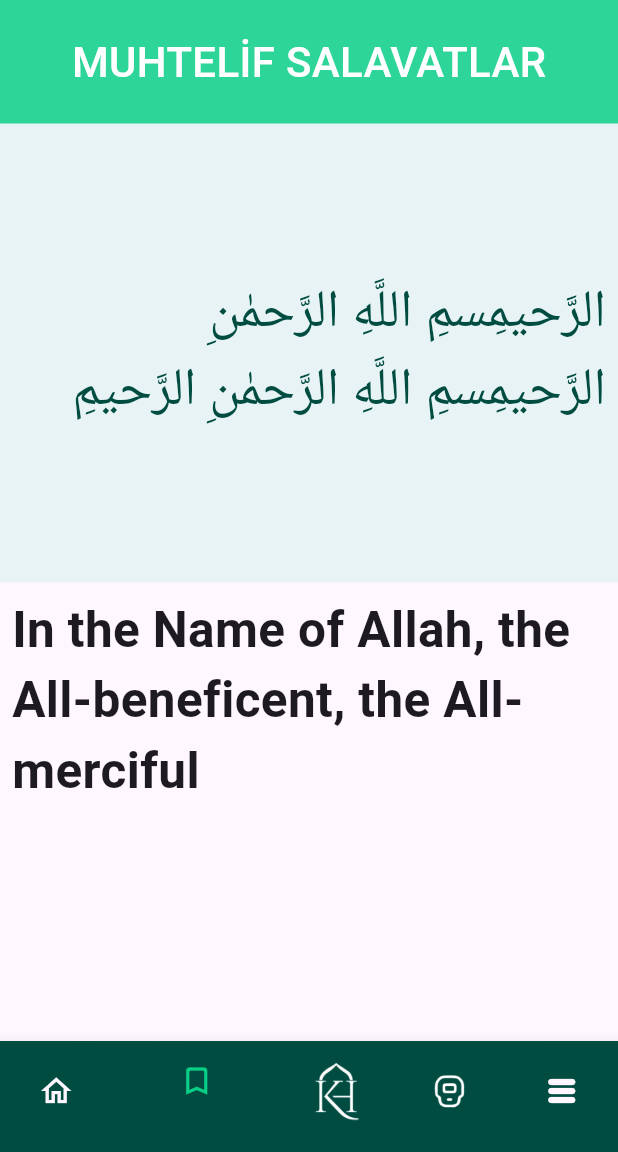
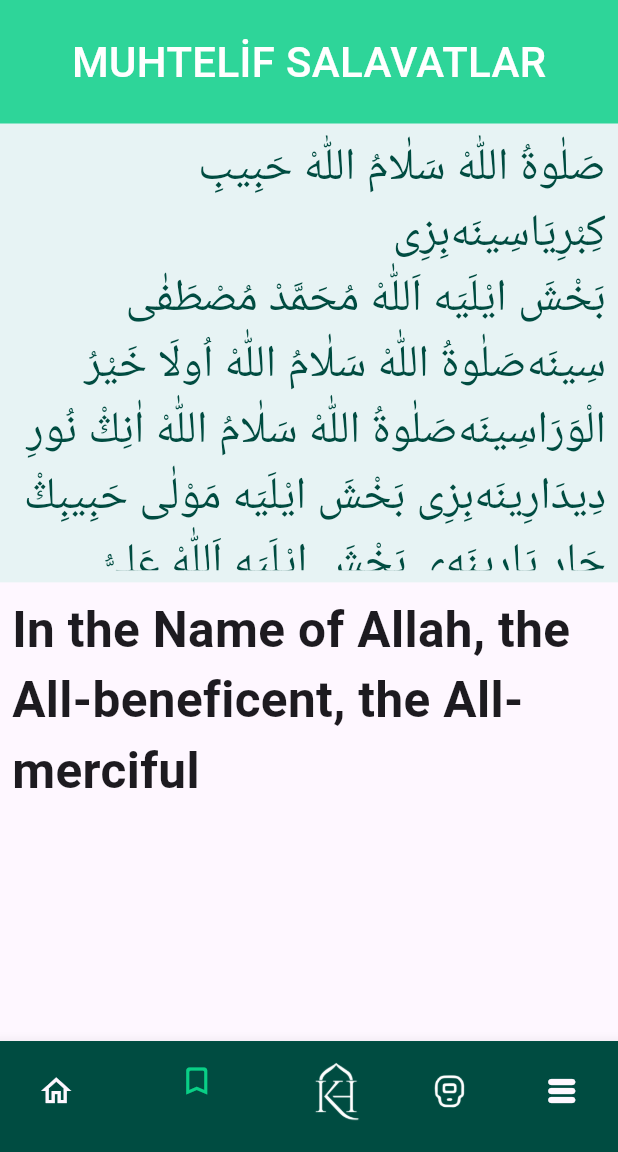
Before and after one commit to Nasiefnasi/Ak-Group, a Flutter app: the screen it shows after launch, item 2 of the bottom bar chosen, on a phone screen of 412 x 824 dp, the part 84-1236 px from its top. Run offline on Flutter 3.47's test engine with Material 3 defaults, Android fonts, the phone set to English and light mode, and no system bars; Roboto replaces fonts that are missing (arabicf).

Commit message:
Ui changes

```diff
--- a/lib/main.dart
+++ b/lib/main.dart
@@ -8,6 +8,7 @@ import 'package:ak/view/bottemNavBar.dart';
 import 'package:ak/view/counterpage.dart';
 import 'package:ak/view/imageandicons.dart';
 import 'package:ak/view/secondPage.dart';
+import 'package:ak/view/splashpage.dart';
 import 'package:flutter/material.dart';
 import 'package:provider/provider.dart';
 
@@ -28,7 +29,7 @@ class MyApp extends StatelessWidget {
       ],
       child: const MaterialApp(
         debugShowCheckedModeBanner: false,
-        home: BottomBar(),
+        home: Splash(),
       ),
     );
   }
--- a/lib/view/imageandicons.dart
+++ b/lib/view/imageandicons.dart
@@ -4,7 +4,7 @@ import 'package:flutter/material.dart';
 
 class Imageicons extends ChangeNotifier {
   final splashimage = Image.asset(
-    "image/Splash-01.png",
+    "image/SplashpageBG-01.png",
     fit: BoxFit.cover,
   );
   dynamic imagess = Image.asset(
--- a/lib/view/readingpageLast.dart
+++ b/lib/view/readingpageLast.dart
@@ -1,4 +1,4 @@
-// ignore_for_file: file_names
+// ignore_for_file: file_names, avoid_unnecessary_containers
 
 import 'package:ak/core.dart';
 import 'package:flutter/material.dart';
@@ -57,10 +57,10 @@ class ReadPageLast extends StatelessWidget {
               child: Padding(
                 padding: EdgeInsets.all(8.0),
                 child: Text(
-                  " الرَّحيمِسمِ اللَّهِ الرَّحمٰنِ الرَّحيمِسمِ اللَّهِ الرَّحمٰنِ الرَّحيمِ",
+                  "صَلٰوةُ اللّٰهْ سَلٰامُ اللّٰهْ حَبِيبِ كِبْرِيَاسِينَەبِزِی\n بَخْشَ ايْلَيَە اَللّٰهْ مُحَمَّدْ مُصْطَفٰی سِينَەصَلٰوةُ اللّٰهْ سَلٰامُ اللّٰهْ اُولَا خَيْرُ الْوَرَاسِينَەصَلٰوةُ اللّٰهْ سَلٰامُ اللّٰهْ اٰنِڭْ نُورِ دِيدَارِينَەبِزِی بَخْشَ ايْلَيَە مَوْلٰی حَبِيبِڭْ چَارِ يَارِينَەی بَخْشَ ايْلَيَە اَللّٰهْ عَلِيُّ الْمُرْتَضَاسِينَەةُ اللّٰهْ سَلٰامُ اللّٰهْ اٰنِڭْ اَوْلَادُ اٰلِينَە",
                   textAlign: TextAlign.right,
                   style: TextStyle(
-                    fontSize: 35,
+                    fontSize: 30,
                     color: darkGreen,
                     fontFamily: "arabicf",
                   ),
--- a/lib/view/splashpage.dart
+++ b/lib/view/splashpage.dart
@@ -21,7 +21,7 @@ class _SplashState extends State<Splash> {
     // TODO: implement initState
      Provider.of<Imageicons>(context,listen: false).imagess;
     Timer(
-        const Duration(seconds: 2),
+        const Duration(seconds: 4),
         () => Navigator.pushReplacement(context, MaterialPageRoute(
               builder: (context) {
                 return BottomBar();
--- a/pubspec.yaml
+++ b/pubspec.yaml
@@ -81,7 +81,7 @@ flutter:
   fonts:
     - family: arabicf
       fonts:
-        - asset: fonts\MUHAMMADI QURANIC FONT.ttf
+        - asset: fonts\Scheherazade-Bold.ttf
   #       - asset: fonts/Schyler-Italic.ttf
           style: italic
     - family: Jersey
```
Also changed, not shown: fonts/Scheherazade-Bold.ttf (added).
